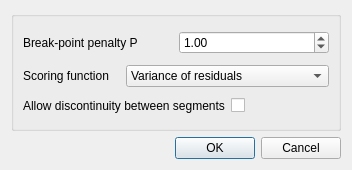
Qt form qThrowMeasurement/ui/atmdialog.ui (evaristelegallois/ATMplugin) before a commit.
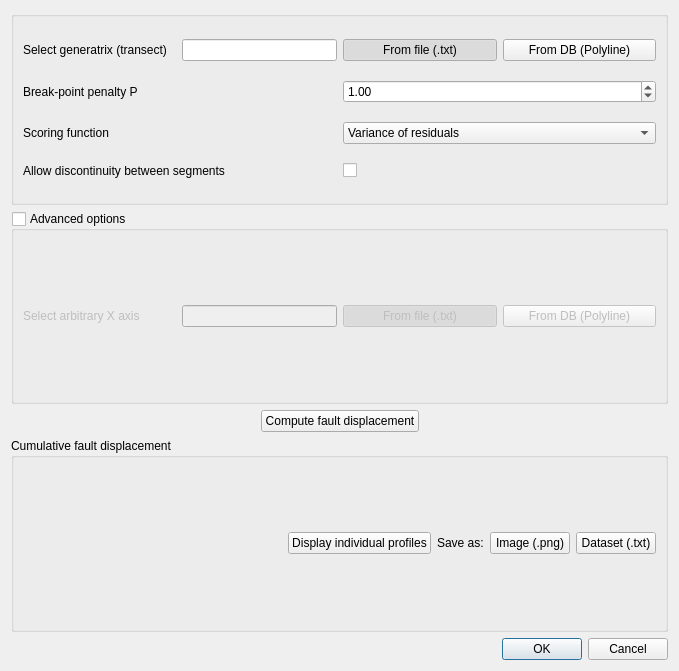
The same form after that commit.

Commit message: main plugin interface updated

```diff
--- a/qThrowMeasurement/ui/atmdialog.ui
+++ b/qThrowMeasurement/ui/atmdialog.ui
@@ -6,8 +6,8 @@
    <rect>
     <x>0</x>
     <y>0</y>
-    <width>352</width>
-    <height>170</height>
+    <width>679</width>
+    <height>671</height>
    </rect>
   </property>
   <property name="windowTitle">
@@ -15,12 +15,14 @@
   </property>
   <layout class="QGridLayout" name="gridLayout_3">
    <item row="0" column="0">
+    <layout class="QVBoxLayout" name="verticalLayout">
+     <item>
     <widget class="QGroupBox" name="groupBox">
      <property name="title">
       <string/>
      </property>
      <layout class="QGridLayout" name="gridLayout">
-      <item row="0" column="0">
+        <item row="1" column="0">
        <layout class="QHBoxLayout" name="horizontalLayout">
         <item>
          <widget class="QLabel" name="pLabel">
@@ -47,12 +49,12 @@
         </item>
        </layout>
       </item>
-      <item row="2" column="0">
+        <item row="3" column="0">
        <layout class="QHBoxLayout" name="horizontalLayout_3">
         <item>
          <widget class="QLabel" name="jLabel">
           <property name="toolTip">
-           <string/>
+             <string>If checked, allows to make small jumps between computed segments.</string>
           </property>
           <property name="text">
            <string>Allow discontinuity between segments</string>
@@ -71,7 +73,7 @@
         </item>
        </layout>
       </item>
-      <item row="1" column="0">
+        <item row="2" column="0">
        <layout class="QHBoxLayout" name="horizontalLayout_2">
         <item>
          <widget class="QLabel" name="scoreLabel">
@@ -99,10 +101,228 @@
         </item>
        </layout>
       </item>
-     </layout>
-    </widget>
-   </item>
-   <item row="2" column="0">
+        <item row="0" column="0">
+         <layout class="QHBoxLayout" name="horizontalLayout_9">
+          <item>
+           <widget class="QLabel" name="genLabel">
+            <property name="toolTip">
+             <string>Select the polyline which has been used to extract orthogonal sections.</string>
+            </property>
+            <property name="text">
+             <string>Select generatrix (transect)</string>
+            </property>
+           </widget>
+          </item>
+          <item>
+           <widget class="QLineEdit" name="genName">
+            <property name="maximumSize">
+             <size>
+              <width>155</width>
+              <height>16777215</height>
+             </size>
+            </property>
+            <property name="text">
+             <string/>
+            </property>
+            <property name="readOnly">
+             <bool>true</bool>
+            </property>
+           </widget>
+          </item>
+          <item>
+           <widget class="QPushButton" name="genFromTxtBtn">
+            <property name="text">
+             <string>From file (.txt)</string>
+            </property>
+            <property name="checkable">
+             <bool>true</bool>
+            </property>
+            <property name="checked">
+             <bool>true</bool>
+            </property>
+           </widget>
+          </item>
+          <item>
+           <widget class="QPushButton" name="genFromDBBtn">
+            <property name="text">
+             <string>From DB (Polyline)</string>
+            </property>
+           </widget>
+          </item>
+         </layout>
+        </item>
+       </layout>
+      </widget>
+     </item>
+     <item>
+      <widget class="QGroupBox" name="groupBox_3">
+       <property name="title">
+        <string>Advanced options</string>
+       </property>
+       <property name="flat">
+        <bool>true</bool>
+       </property>
+       <property name="checkable">
+        <bool>true</bool>
+       </property>
+       <property name="checked">
+        <bool>false</bool>
+       </property>
+       <layout class="QGridLayout" name="gridLayout_4">
+        <item row="0" column="0">
+         <layout class="QHBoxLayout" name="horizontalLayout_10">
+          <item>
+           <widget class="QLabel" name="genLabel_2">
+            <property name="toolTip">
+             <string>If you want to compute cumulative displacement along an arbitrary straight line (to compare different locations at the same time, for example), select this line here.</string>
+            </property>
+            <property name="text">
+             <string>Select arbitrary X axis</string>
+            </property>
+           </widget>
+          </item>
+          <item>
+           <widget class="QLineEdit" name="genName_2">
+            <property name="maximumSize">
+             <size>
+              <width>155</width>
+              <height>16777215</height>
+             </size>
+            </property>
+            <property name="text">
+             <string/>
+            </property>
+            <property name="readOnly">
+             <bool>true</bool>
+            </property>
+           </widget>
+          </item>
+          <item>
+           <widget class="QPushButton" name="genFromTxtBtn_2">
+            <property name="text">
+             <string>From file (.txt)</string>
+            </property>
+            <property name="checkable">
+             <bool>true</bool>
+            </property>
+            <property name="checked">
+             <bool>true</bool>
+            </property>
+           </widget>
+          </item>
+          <item>
+           <widget class="QPushButton" name="genFromDBBtn_2">
+            <property name="text">
+             <string>From DB (Polyline)</string>
+            </property>
+           </widget>
+          </item>
+         </layout>
+        </item>
+       </layout>
+      </widget>
+     </item>
+     <item>
+      <layout class="QHBoxLayout" name="horizontalLayout_7">
+       <item>
+        <spacer name="horizontalSpacer_3">
+         <property name="orientation">
+          <enum>Qt::Horizontal</enum>
+         </property>
+         <property name="sizeHint" stdset="0">
+          <size>
+           <width>40</width>
+           <height>20</height>
+          </size>
+         </property>
+        </spacer>
+       </item>
+       <item>
+        <widget class="QPushButton" name="computeMain">
+         <property name="text">
+          <string>Compute fault displacement</string>
+         </property>
+        </widget>
+       </item>
+       <item>
+        <spacer name="horizontalSpacer_4">
+         <property name="orientation">
+          <enum>Qt::Horizontal</enum>
+         </property>
+         <property name="sizeHint" stdset="0">
+          <size>
+           <width>40</width>
+           <height>20</height>
+          </size>
+         </property>
+        </spacer>
+       </item>
+      </layout>
+     </item>
+     <item>
+      <widget class="QGroupBox" name="groupBox_2">
+       <property name="title">
+        <string>Cumulative fault displacement</string>
+       </property>
+       <layout class="QGridLayout" name="gridLayout_2">
+        <item row="1" column="1">
+         <layout class="QHBoxLayout" name="horizontalLayout_6">
+          <item>
+           <spacer name="horizontalSpacer_2">
+            <property name="orientation">
+             <enum>Qt::Horizontal</enum>
+            </property>
+            <property name="sizeHint" stdset="0">
+             <size>
+              <width>40</width>
+              <height>20</height>
+             </size>
+            </property>
+           </spacer>
+          </item>
+          <item>
+           <widget class="QPushButton" name="displayProfilesBtn">
+            <property name="text">
+             <string>Display individual profiles</string>
+            </property>
+           </widget>
+          </item>
+          <item>
+           <layout class="QHBoxLayout" name="horizontalLayout_5">
+            <item>
+             <widget class="QLabel" name="saveAsLabel">
+              <property name="text">
+               <string>Save as:</string>
+              </property>
+             </widget>
+            </item>
+            <item>
+             <widget class="QPushButton" name="saveAsImgBtn">
+              <property name="text">
+               <string>Image (.png)</string>
+              </property>
+             </widget>
+            </item>
+            <item>
+             <widget class="QPushButton" name="saveAsTxtBtn">
+              <property name="text">
+               <string>Dataset (.txt)</string>
+              </property>
+             </widget>
+            </item>
+           </layout>
+          </item>
+         </layout>
+        </item>
+        <item row="0" column="1">
+         <layout class="QGridLayout" name="baseLayout"/>
+        </item>
+       </layout>
+      </widget>
+     </item>
+    </layout>
+   </item>
+   <item row="1" column="0">
     <layout class="QHBoxLayout" name="horizontalLayout_4">
      <item>
       <spacer name="horizontalSpacer">
@@ -126,9 +346,6 @@
      </item>
     </layout>
    </item>
-   <item row="1" column="0">
-    <layout class="QGridLayout" name="baseLayout"/>
-   </item>
   </layout>
  </widget>
  <resources/>
```
Lines whose indentation alone changed are shown as unchanged. The commit also changes 10 other files.
